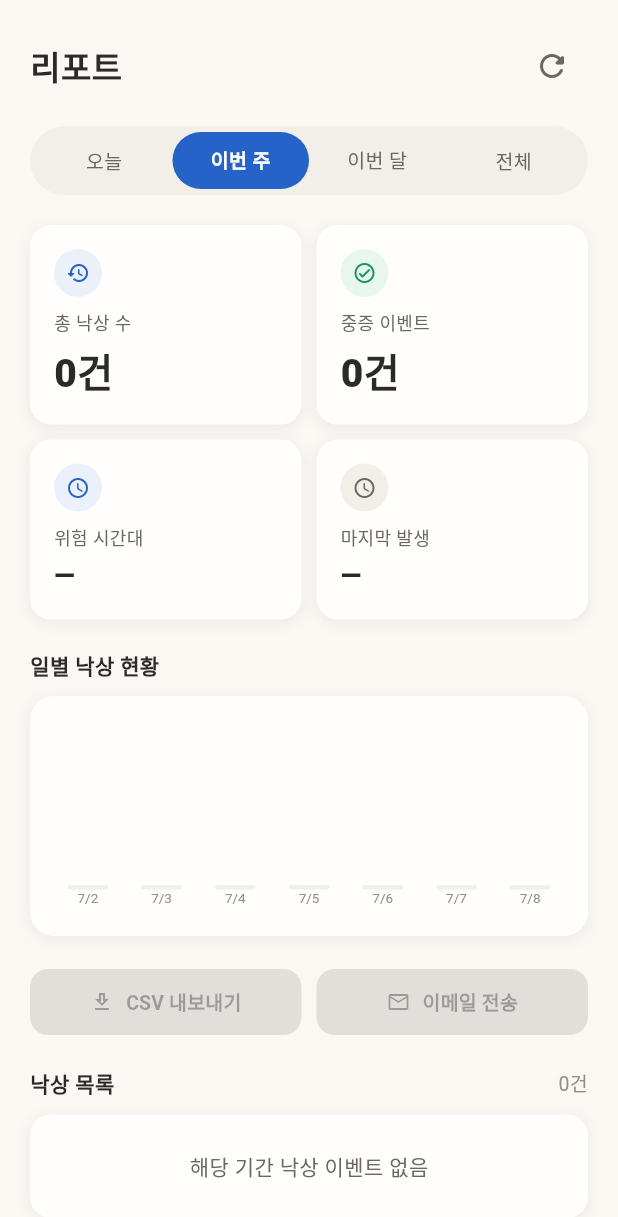
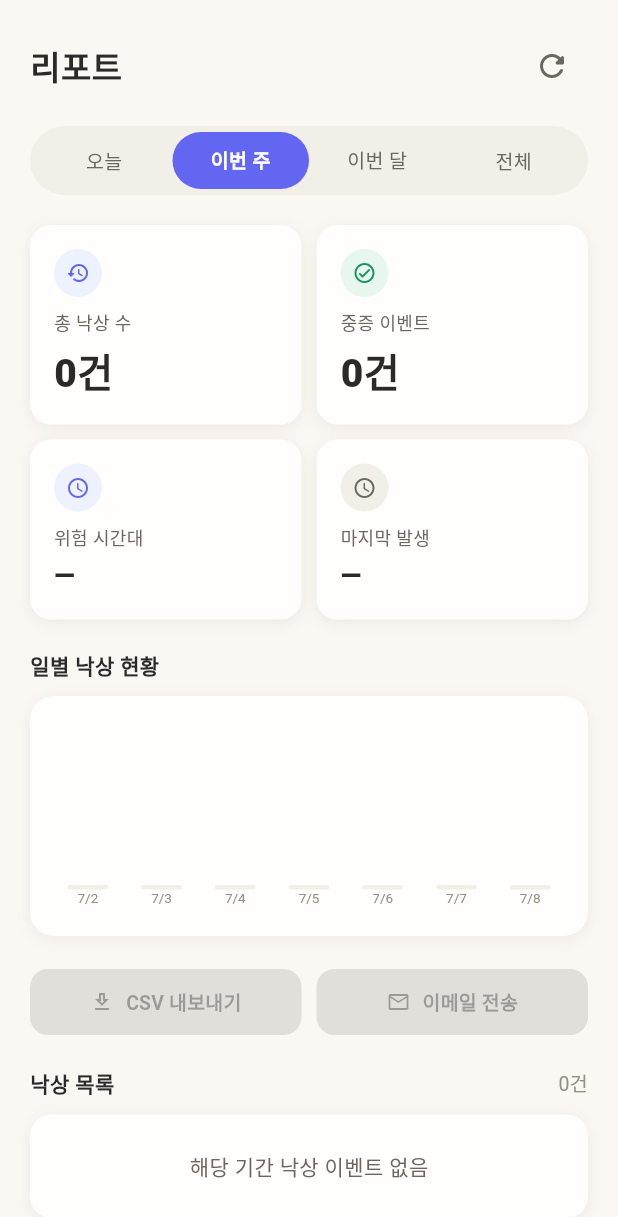
Before and after one commit to abbosaliboev/ICCAS_2026, a Flutter app: the ReportsScreen screen opened directly, on a phone screen of 412 x 824 dp. Shown: the top 1217 px of the screen. Run offline on Flutter 3.47's test engine with Material 3 defaults, Android fonts, the phone set to English and light mode, and no system bars; our stand-ins replace chewie, flutter_tts, share_plus, shared_preferences, speech_to_text, video_player; accounts and stored records are empty; network calls fail; project files that could hold a hidden picture were left out.

Commit message:
﻿UI polish pass 3: pleasant colors, stream fix, toast modernization
- Primary color: blue → indigo (#6366F1), dark mode #818CF8
- Severe fall cards: red → warm orange accent (#E88A30) across
  home, events, reports screens
- Reports bar chart high bars and severity progress: red → accent
- Stream card (home): Timer.periodic → sequential _fetchLoop to
  prevent freeze; remove redundant _StreamZonePainter overlay
  (Jetson video already draws safe zones + SAFE ZONE label)
- Settings toasts: ScaffoldMessenger.showSnackBar → AppToast.show
  (camera type, theme, language, emergency contact)

Co-Authored-By: Claude Sonnet 4.6 <noreply@anthropic.com>

```diff
--- a/flutter_app/lib/app_theme.dart
+++ b/flutter_app/lib/app_theme.dart
@@ -8,9 +8,9 @@ class AppColors {
   static const textPrimary = Color(0xFF2B2A28);
   static const textSecondary = Color(0xFF6B6660);
   static const textTertiary = Color(0xFF948E85);
-  static const primary = Color(0xFF2563C9);
-  static const primaryPressed = Color(0xFF1A4899);
-  static const primaryTint = Color(0xFFEBF0FB);
+  static const primary = Color(0xFF6366F1);
+  static const primaryPressed = Color(0xFF4F46E5);
+  static const primaryTint = Color(0xFFEEF2FF);
   static const success = Color(0xFF1A9460);
   static const successTint = Color(0xFFE7F7EE);
   static const danger = Color(0xFFD94035);
@@ -19,8 +19,8 @@ class AppColors {
   static const warning = Color(0xFFEF9D2E);
   static const warningText = Color(0xFFAD6E16);
   static const warningTint = Color(0xFFFDF3E3);
-  static const accent = Color(0xFFE2967A);
-  static const accentTint = Color(0xFFFBEEE8);
+  static const accent = Color(0xFFE88A30);
+  static const accentTint = Color(0xFFFCEED8);
   static const chip = Color(0xFFF2EFE9);
   AppColors._();
 }
@@ -32,8 +32,8 @@ class DarkColors {
   static const textPrimary   = Color(0xFFEBEBF5);
   static const textSecondary = Color(0xFFAEAEB2);
   static const textTertiary  = Color(0xFF636366);
-  static const primary    = Color(0xFF64AAFF);
-  static const primaryTint = Color(0xFF1A2A3F);
+  static const primary    = Color(0xFF818CF8);
+  static const primaryTint = Color(0xFF1E1B4B);
   static const success    = Color(0xFF30D158);
   static const successTint = Color(0xFF0D2A1A);
   static const danger     = Color(0xFFFF453A);
@@ -41,6 +41,8 @@ class DarkColors {
   static const warning     = Color(0xFFFFD60A);
   static const warningText  = Color(0xFFFFD60A);
   static const warningTint  = Color(0xFF2A220A);
+  static const accent     = Color(0xFFFF9A3C);
+  static const accentTint  = Color(0xFF3A2010);
   static const chip = Color(0xFF2C2E36);
   DarkColors._();
 }
--- a/flutter_app/lib/screens/reports_screen.dart
+++ b/flutter_app/lib/screens/reports_screen.dart
@@ -235,17 +235,17 @@ class _ReportsScreenState extends State<ReportsScreen> with AutomaticKeepAliveCl
                           label: s.severeEvents,
                           value: s.countEntries(_severeCount),
                           valueColor: _severeCount > 0
-                              ? (isDark ? DarkColors.danger : AppColors.danger)
+                              ? (isDark ? DarkColors.accent : AppColors.accent)
                               : textPri,
                           isDark: isDark,
                           icon: _severeCount > 0
                               ? Icons.warning_amber_rounded
                               : Icons.check_circle_outline_rounded,
                           iconTint: _severeCount > 0
-                              ? (isDark ? DarkColors.dangerTint : AppColors.dangerTint)
+                              ? (isDark ? DarkColors.accentTint : AppColors.accentTint)
                               : (isDark ? DarkColors.successTint : AppColors.successTint),
                           iconColor: _severeCount > 0
-                              ? (isDark ? DarkColors.danger : AppColors.danger)
+                              ? (isDark ? DarkColors.accent : AppColors.accent)
                               : (isDark ? DarkColors.success : AppColors.success),
                         ),
                       ],
@@ -288,7 +288,7 @@ class _ReportsScreenState extends State<ReportsScreen> with AutomaticKeepAliveCl
                                 minHeight: 6,
                                 backgroundColor: isDark ? DarkColors.chip : AppColors.chip,
                                 valueColor: AlwaysStoppedAnimation<Color>(
-                                    isDark ? DarkColors.danger : AppColors.danger),
+                                    isDark ? DarkColors.accent : AppColors.accent),
                               ),
                             ),
                           ),
@@ -592,7 +592,7 @@ class _BarChartPainter extends CustomPainter {
       } else if (ratio < 0.7) {
         barColor = AppColors.warning;
       } else {
-        barColor = AppColors.danger;
+        barColor = AppColors.accent;
       }
 
       final rect = RRect.fromRectAndRadius(
@@ -661,12 +661,12 @@ class _EventTile extends StatelessWidget {
               width: 40,
               height: 40,
               decoration: BoxDecoration(
-                color: event.isSevere ? AppColors.dangerTint : AppColors.warningTint,
+                color: event.isSevere ? AppColors.accentTint : AppColors.warningTint,
                 borderRadius: BorderRadius.circular(10),
               ),
               child: Icon(
                 Icons.person_off_outlined,
-                color: event.isSevere ? AppColors.danger : AppColors.warning,
+                color: event.isSevere ? AppColors.accent : AppColors.warning,
                 size: 20,
               ),
             ),
@@ -678,7 +678,7 @@ class _EventTile extends StatelessWidget {
                   Text(
                     event.isSevere ? s.severeFall : s.fallSuspect,
                     style: TextStyle(
-                      color: event.isSevere ? AppColors.danger : AppColors.warningText,
+                      color: event.isSevere ? AppColors.accent : AppColors.warningText,
                       fontWeight: FontWeight.w700,
                       fontSize: 13,
                     ),
@@ -696,11 +696,11 @@ class _EventTile extends StatelessWidget {
               Container(
                 padding: const EdgeInsets.symmetric(horizontal: 8, vertical: 3),
                 decoration: BoxDecoration(
-                  color: AppColors.dangerTint,
+                  color: AppColors.accentTint,
                   borderRadius: BorderRadius.circular(100),
                 ),
                 child: Text(s.unconfirmed,
-                    style: const TextStyle(color: AppColors.danger, fontSize: 10, fontWeight: FontWeight.w700)),
+                    style: const TextStyle(color: AppColors.accent, fontSize: 10, fontWeight: FontWeight.w700)),
               ),
             const SizedBox(width: 4),
             Icon(Icons.chevron_right, color: textTer, size: 18),
```
Also changed, not shown: flutter_app/lib/screens/app_settings_screen.dart (+13 -22 lines), flutter_app/lib/screens/events_screen.dart (+5 -5 lines), flutter_app/lib/screens/home_screen.dart (+26 -88 lines).
